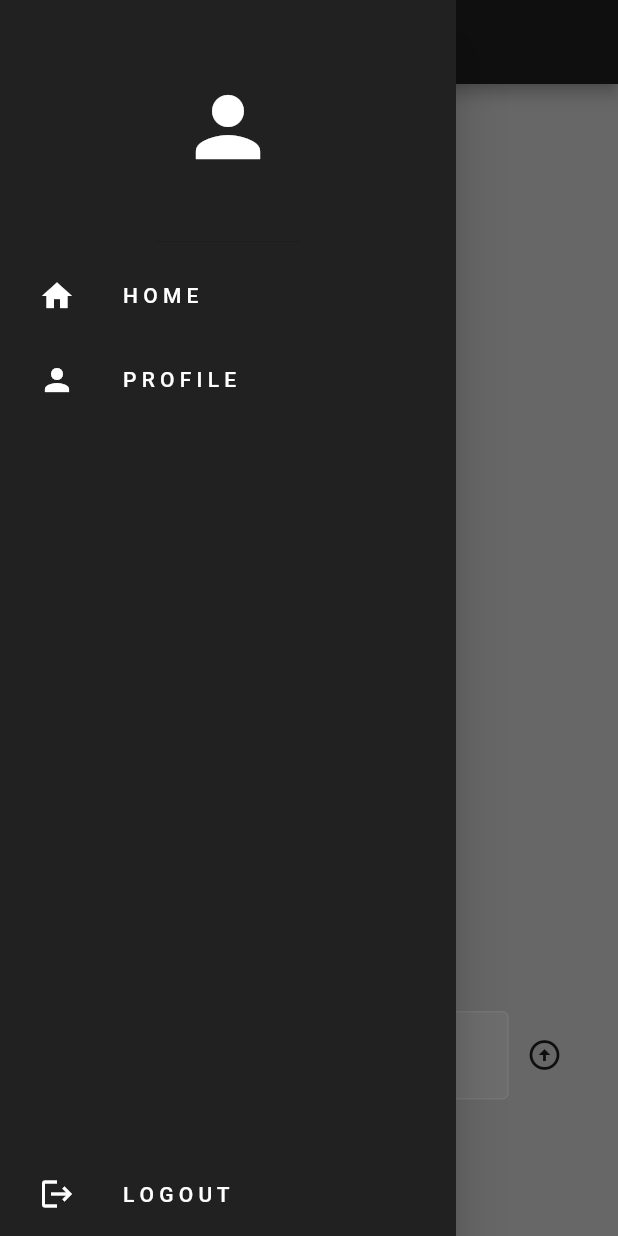
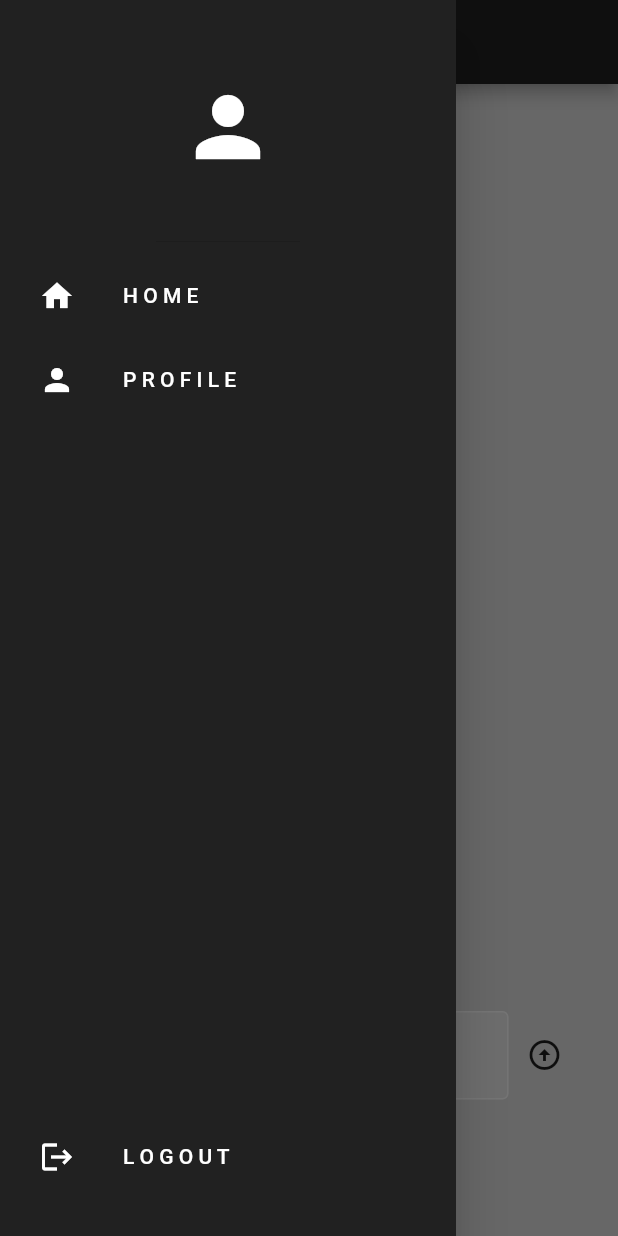
Before and after one commit to NanoCode10/projects_flutter, a Flutter app: the screen it shows once a user with an empty profile is signed in, with the side drawer open, on a phone screen of 412 x 824 dp. Run offline on Flutter 3.47's test engine with Material 2 defaults, Android fonts, the phone set to English and light mode, and no system bars; our stand-ins replace cloud_firestore, firebase_auth, firebase_core; accounts and stored records are empty.

Commit message:
commit 230523 bisss

```diff
--- a/nanoapp_the_wall/lib/components/drawer.dart
+++ b/nanoapp_the_wall/lib/components/drawer.dart
@@ -44,10 +44,13 @@ class MyDrawer extends StatelessWidget {
           ),
 
           //logout list tile
-          MyListTile(
-            icon: Icons.logout,
-            text: 'L O G O U T ',
-            onTap: onSignOut,
+          Padding(
+            padding: const EdgeInsets.only(bottom: 25.0),
+            child: MyListTile(
+              icon: Icons.logout,
+              text: 'L O G O U T ',
+              onTap: onSignOut,
+            ),
           ),
         ],
       ),
--- a/nanoapp_the_wall/lib/components/wall_post.dart
+++ b/nanoapp_the_wall/lib/components/wall_post.dart
@@ -74,7 +74,7 @@ class _WallPostState extends State<WallPost> {
               //like count
               Text(
                 widget.likes.length.toString(),
-                style: TextStyle(color: Colors.grey),
+                style: const TextStyle(color: Colors.grey),
               ),
             ],
           ),
--- a/nanoapp_the_wall/lib/pages/profile_page.dart
+++ b/nanoapp_the_wall/lib/pages/profile_page.dart
@@ -11,7 +11,11 @@ class _ProfilePageState extends State<ProfilePage> {
   @override
   Widget build(BuildContext context) {
     return Scaffold(
-      appBar: AppBar(title: const Text('Profile Page')),
+      backgroundColor: Colors.grey[300],
+      appBar: AppBar(
+        title: const Text('Profile Page'),
+        backgroundColor: Colors.grey[900],
+      ),
     );
   }
 }
```
